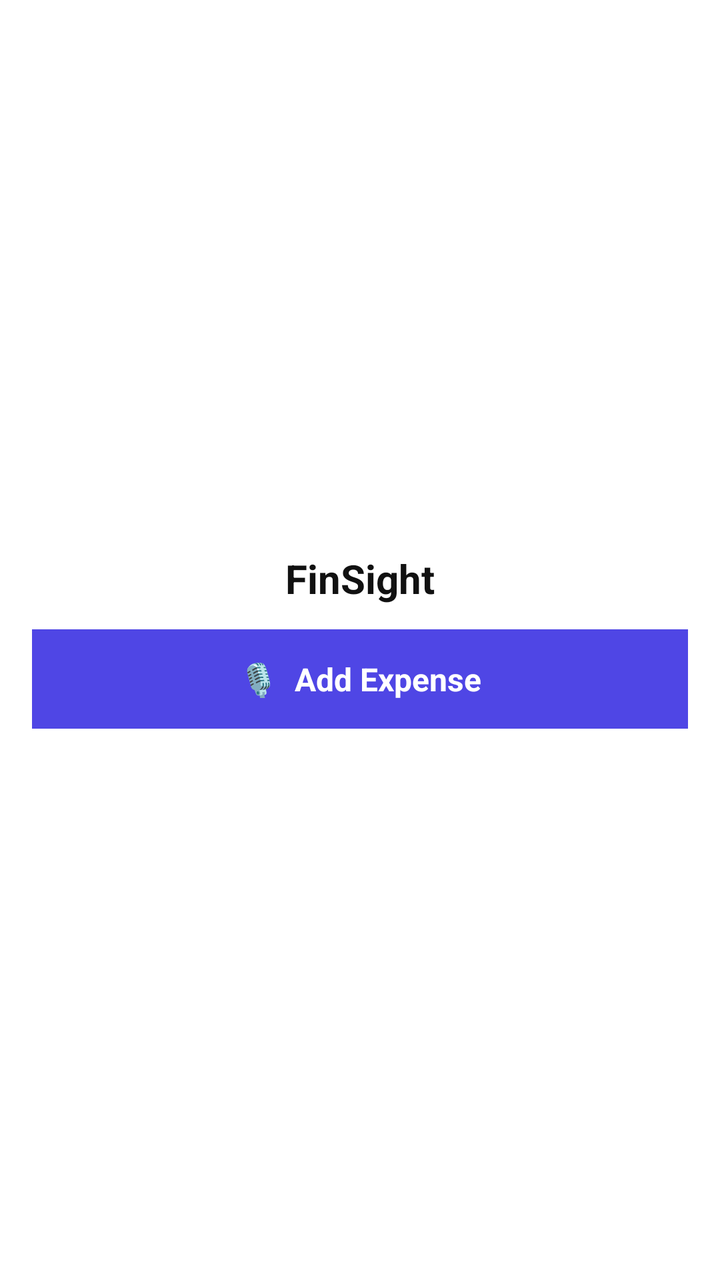
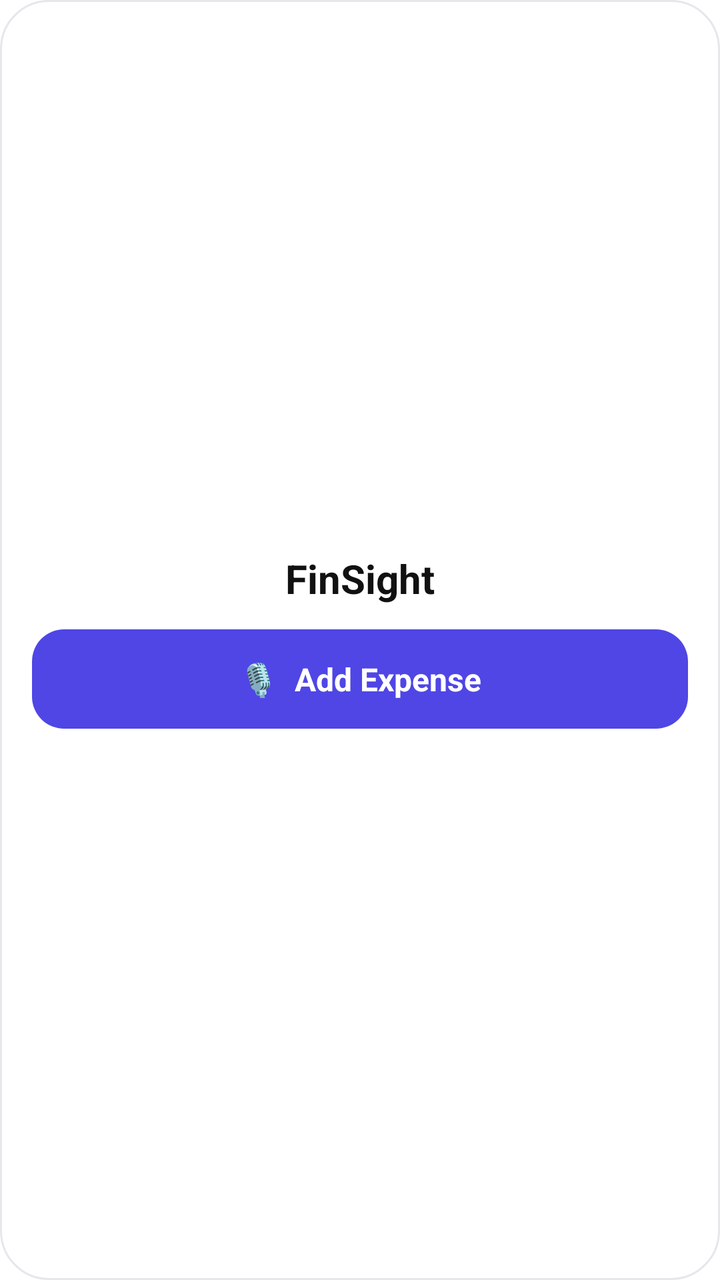

Compare the two renders of this Android layout. The source of the first and the diff that turns it into the second are given below.
<!-- AndroidManifest.xml: application theme android:Theme.Translucent.NoTitleBar -->
<!-- res/layout/widget_expense.xml -->
<?xml version="1.0" encoding="utf-8"?>
<LinearLayout
    xmlns:android="http://schemas.android.com/apk/res/android"
    android:layout_width="match_parent"
    android:layout_height="match_parent"
    android:orientation="vertical"
    android:padding="16dp"
    android:gravity="center"
    android:background="#FFFFFF">

    <TextView
        android:layout_width="wrap_content"
        android:layout_height="wrap_content"
        android:text="FinSight"
        android:textSize="20sp"
        android:textStyle="bold"
        android:textColor="#111111" />

    <TextView
        android:id="@+id/widget_add_expense"
        android:layout_width="match_parent"
        android:layout_height="wrap_content"
        android:layout_marginTop="12dp"
        android:padding="14dp"
        android:gravity="center"
        android:text="🎙️  Add Expense"
        android:textSize="16sp"
        android:textStyle="bold"
        android:textColor="#FFFFFF"
        android:background="#4F46E5" />

</LinearLayout>
<!-- resources referenced by this layout -->
<resources>

</resources>

<!-- the commit's change to res/layout/widget_expense.xml (unified diff, before → after) -->
@@ -6,7 +6,7 @@
     android:orientation="vertical"
     android:padding="16dp"
     android:gravity="center"
-    android:background="#FFFFFF">
+    android:background="@drawable/widget_background">
 
     <TextView
         android:layout_width="wrap_content"
@@ -27,6 +27,6 @@
         android:textSize="16sp"
         android:textStyle="bold"
         android:textColor="#FFFFFF"
-        android:background="#4F46E5" />
+        android:background="@drawable/widget_button" />
 
 </LinearLayout>
<!-- resource entries referenced after the edit -->
@@ -1,5 +1,28 @@
 <!-- resources referenced by this layout -->
 <resources>
-
+  <!-- drawable widget_background (drawable) -->
+  <?xml version="1.0" encoding="utf-8"?>
+  <shape xmlns:android="http://schemas.android.com/apk/res/android"
+      android:shape="rectangle">
+  
+      <solid android:color="#FFFFFF" />
+  
+      <corners android:radius="24dp" />
+  
+      <stroke
+          android:width="1dp"
+          android:color="#E5E7EB" />
+  
+  </shape>
+  <!-- drawable widget_button (drawable) -->
+  <?xml version="1.0" encoding="utf-8"?>
+  <shape xmlns:android="http://schemas.android.com/apk/res/android"
+      android:shape="rectangle">
+  
+      <solid android:color="#4F46E5" />
+  
+      <corners android:radius="16dp" />
+  
+  </shape>
 </resources>
 
